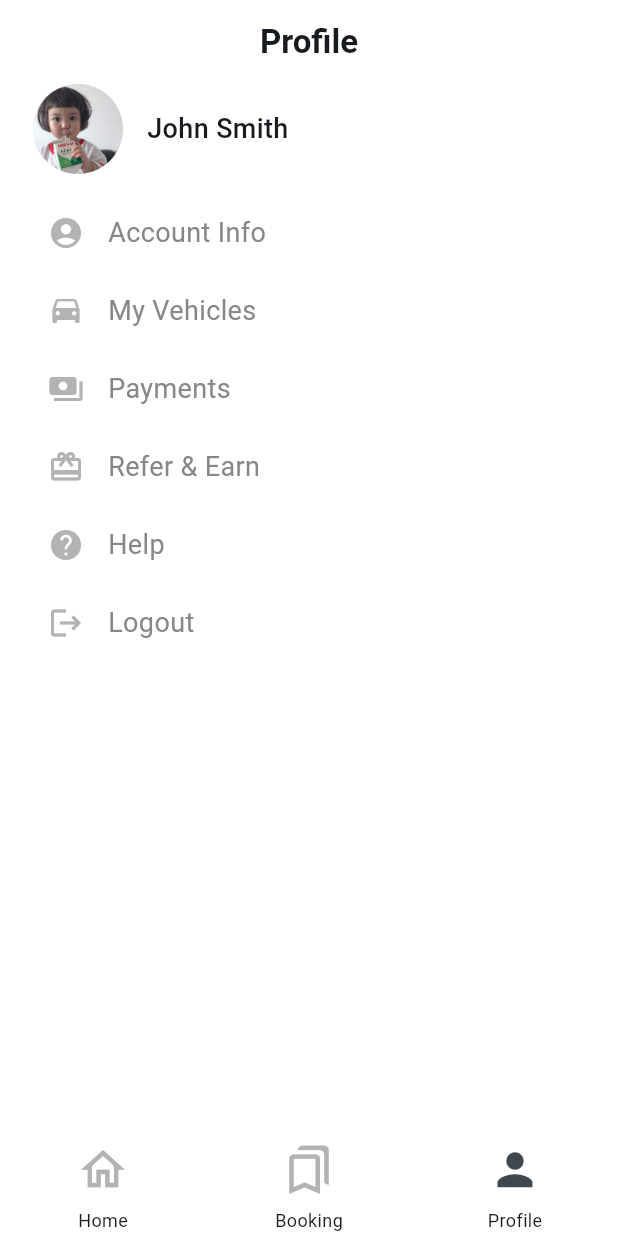
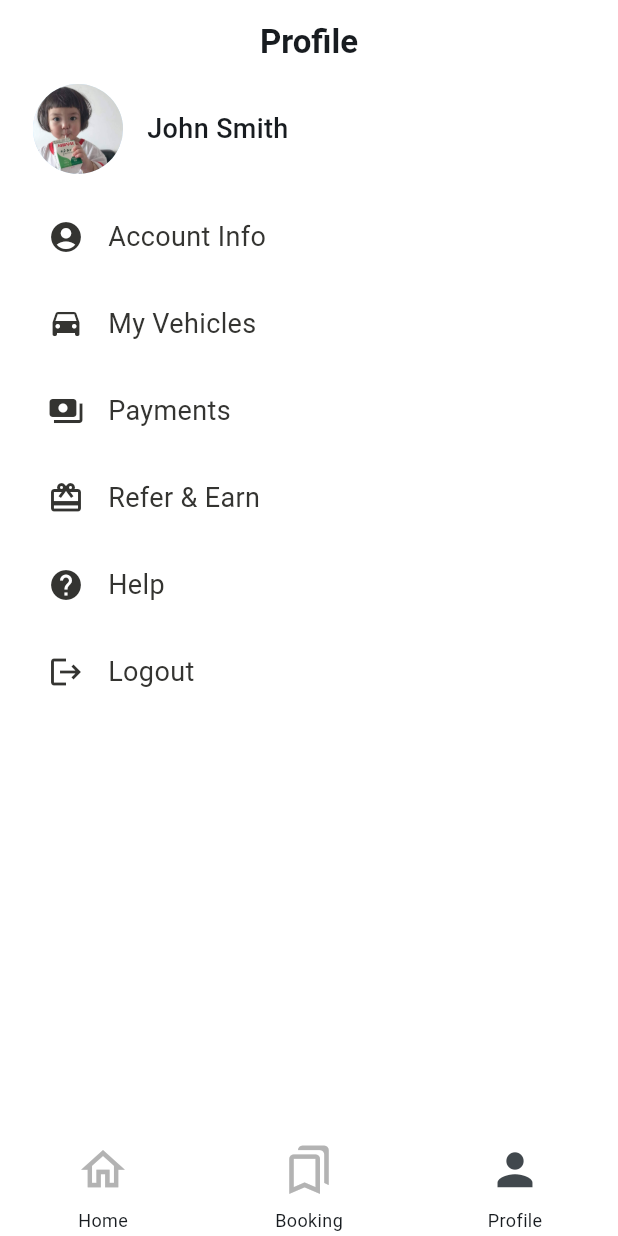
Before and after one commit to AminElhag/mawqifi_mobile, a Flutter app: the MainPage screen opened directly, item 3 of the bottom bar chosen, on a phone screen of 412 x 824 dp. Run offline on Flutter 3.47's test engine with Material 3 defaults, Android fonts, the phone set to English and light mode, and no system bars; our stand-ins replace bloc, cached_network_image, equatable, flutter_bloc, flutter_easyloading, flutter_svg and 8 more; missing offline and left inert: dart:ffi, flutter_osm_plugin, otp_pin_field, otp_timer_button, platform_device_id_v3; accounts and stored records are empty; network calls fail; Roboto replaces fonts that are missing (SF-Pro).

Commit message:
Add login out with clear all saving data Change  create profile to handle update profile

```diff
--- a/lib/common/globs.dart
+++ b/lib/common/globs.dart
@@ -67,6 +67,10 @@ class Globs {
     preferences?.remove(key);
   }
 
+  static Future<bool>? udClearAllKey() {
+    return preferences?.clear();
+  }
+
   static Future<String> timeZone() async {
     try {
       return await FlutterTimezone.getLocalTimezone();
--- /dev/null
+++ b/lib/common_widget/profile_action_item.dart
@@ -0,0 +1,43 @@
+import 'package:flutter/material.dart';
+import 'package:mawqifi/common/color-extension.dart';
+
+class ProfileActionItem extends StatefulWidget {
+  const ProfileActionItem({super.key, required this.title, required this.icon, required this.onTap});
+
+  final String title;
+  final IconData icon;
+  final VoidCallback onTap;
+
+  @override
+  State<ProfileActionItem> createState() => _ProfileActionItemState();
+}
+
+class _ProfileActionItemState extends State<ProfileActionItem> {
+  @override
+  Widget build(BuildContext context) {
+    return InkWell(
+      onTap: widget.onTap,
+      child: SizedBox(
+        height: 32,
+        child: Row(
+          children: [
+            Padding(
+              padding: const EdgeInsets.only(left: 32),
+              child: Icon(
+                widget.icon,
+                color: TColor.primary,
+              ),
+            ),
+            const SizedBox(
+              width: 16,
+            ),
+            Text(
+              widget.title,
+              style: TextStyle(fontSize: 18, color: TColor.primary),
+            )
+          ],
+        ),
+      ),
+    );
+  }
+}
--- a/lib/common_widget/text_field_widget.dart
+++ b/lib/common_widget/text_field_widget.dart
@@ -8,10 +8,11 @@ class TextFieldWidget extends StatefulWidget {
       required this.textInputType,
       this.validator,
       this.controller,
-      this.validationKey});
+      this.validationKey, this.text});
 
   final String hintText;
   final String labelText;
+  final String? text;
   final TextInputType textInputType;
   final String? Function(String?)? validator;
   final TextEditingController? controller;
--- a/lib/features/auth/mobile_login/presentations/page/mobile_number_page.dart
+++ b/lib/features/auth/mobile_login/presentations/page/mobile_number_page.dart
@@ -38,11 +38,7 @@ class _MobileNumberPageState extends State<MobileNumberPage> {
             fontWeight: FontWeight.w800,
           ),
         ),
-        leading: IconButton(
-            onPressed: () {
-              Navigator.pop(context);
-            },
-            icon: const Icon(Icons.arrow_back_rounded)),
+        automaticallyImplyLeading: false,
       ),
       body: BlocConsumer<MobileLoginCubit, MobileLoginState>(
         listener: (context, state) {
--- a/lib/features/proflie/presentations/pages/profile_page.dart
+++ b/lib/features/proflie/presentations/pages/profile_page.dart
@@ -1,5 +1,8 @@
 import 'package:flutter/material.dart';
-import 'package:mawqifi/common/color-extension.dart';
+import 'package:mawqifi/common/globs.dart';
+import 'package:mawqifi/common_widget/profile_action_item.dart';
+import 'package:mawqifi/features/proflie/presentations/pages/create_profile_page.dart';
+import 'package:mawqifi/features/splash_screen/presentation/pages/splash_screen_one.dart';
 
 class ProfilePage extends StatelessWidget {
   const ProfilePage({super.key});
@@ -10,8 +13,7 @@ class ProfilePage extends StatelessWidget {
 
   @override
   Widget build(BuildContext context) {
-    return Container(
-      child: Column(
+    return Column(
       children: [
         const Row(
           children: [
@@ -35,149 +37,66 @@ class ProfilePage extends StatelessWidget {
         const SizedBox(
           height: 26,
         ),
-          InkWell(
-            onTap: () {},
-            child: Row(
-              children: [
-                Padding(
-                  padding: const EdgeInsets.only(left: 32),
-                  child: Icon(
-                    Icons.account_circle,
-                    color: TColor.secondary,
-                  ),
-                ),
-                const SizedBox(
-                  width: 16,
-                ),
-                Text(
-                  "Account Info",
-                  style: TextStyle(fontSize: 18, color: TColor.secondaryText),
-                )
-              ],
-            ),
+        ProfileActionItem(
+          title: "Account Info",
+          icon: Icons.account_circle,
+          onTap: () {
+            Navigator.push(context, CreateProfilePage.route(Globs.udValueString(PreferenceKey.phoneNumber),true));
+          },
         ),
         const SizedBox(
           height: 26,
         ),
-          InkWell(
+        ProfileActionItem(
+          title: "My Vehicles",
+          icon: Icons.drive_eta,
           onTap: () {},
-            child: Row(
-              children: [
-                Padding(
-                  padding: const EdgeInsets.only(left: 32),
-                  child: Icon(
-                    Icons.drive_eta,
-                    color: TColor.secondary,
-                  ),
-                ),
-                const SizedBox(
-                  width: 16,
-                ),
-                Text(
-                  "My Vehicles",
-                  style: TextStyle(fontSize: 18, color: TColor.secondaryText),
-                )
-              ],
-            ),
         ),
         const SizedBox(
           height: 26,
         ),
-          InkWell(
+        ProfileActionItem(
+          title: "Payments",
+          icon: Icons.payments,
           onTap: () {},
-            child: Row(
-              children: [
-                Padding(
-                  padding: const EdgeInsets.only(left: 32),
-                  child: Icon(
-                    Icons.payments,
-                    color: TColor.secondary,
-                  ),
-                ),
-                const SizedBox(
-                  width: 16,
-                ),
-                Text(
-                  "Payments",
-                  style: TextStyle(fontSize: 18, color: TColor.secondaryText),
-                )
-              ],
-            ),
         ),
         const SizedBox(
           height: 26,
         ),
-          InkWell(
+        ProfileActionItem(
+          title: "Refer & Earn",
+          icon: Icons.card_giftcard,
           onTap: () {},
-            child: Row(
-              children: [
-                Padding(
-                  padding: const EdgeInsets.only(left: 32),
-                  child: Icon(
-                    Icons.card_giftcard,
-                    color: TColor.secondary,
-                  ),
-                ),
-                const SizedBox(
-                  width: 16,
-                ),
-                Text(
-                  "Refer & Earn",
-                  style: TextStyle(fontSize: 18, color: TColor.secondaryText),
-                )
-              ],
-            ),
         ),
         const SizedBox(
           height: 26,
         ),
-          InkWell(
+        ProfileActionItem(
+          title: "Help",
+          icon: Icons.help,
           onTap: () {},
-            child: Row(
-              children: [
-                Padding(
-                  padding: const EdgeInsets.only(left: 32),
-                  child: Icon(
-                    Icons.help,
-                    color: TColor.secondary,
-                  ),
-                ),
-                const SizedBox(
-                  width: 16,
-                ),
-                Text(
-                  "Help",
-                  style: TextStyle(fontSize: 18, color: TColor.secondaryText),
-                )
-              ],
-            ),
         ),
         const SizedBox(
           height: 26,
         ),
-          InkWell(
-            onTap: () {},
-            child: Row(
-              children: [
-                Padding(
-                  padding: const EdgeInsets.only(left: 32),
-                  child: Icon(
-                    Icons.logout,
-                    color: TColor.secondary,
-                  ),
-                ),
-                const SizedBox(
-                  width: 16,
-                ),
-                Text(
-                  "Logout",
-                  style: TextStyle(fontSize: 18, color: TColor.secondaryText),
-                )
-              ],
-            ),
+        ProfileActionItem(
+          title: "Logout",
+          icon: Icons.logout,
+          onTap: () {
+            Globs.udClearAllKey()?.then(
+              (value) {
+                if (value) {
+                  Navigator.pushAndRemoveUntil(
+                    context,
+                    SplashScreenOne.route(),
+                    (route) => false,
+                  );
+                }
+              },
+            );
+          },
         ),
       ],
-      ),
     );
   }
 }
--- a/lib/features/splash_screen/presentation/pages/splash_screen_one.dart
+++ b/lib/features/splash_screen/presentation/pages/splash_screen_one.dart
@@ -6,6 +6,8 @@ import 'package:mawqifi/features/splash_screen/presentation/pages/splash_screen_
 
 class SplashScreenOne extends StatelessWidget {
   const SplashScreenOne({super.key});
+
+  static route() => MaterialPageRoute(builder: (context) => const SplashScreenOne(),);
 
   @override
   Widget build(BuildContext context) {
```
Also changed, not shown: lib/features/proflie/presentations/pages/create_profile_page.dart (+32 -10 lines). Lines whose indentation alone changed are shown as unchanged.
